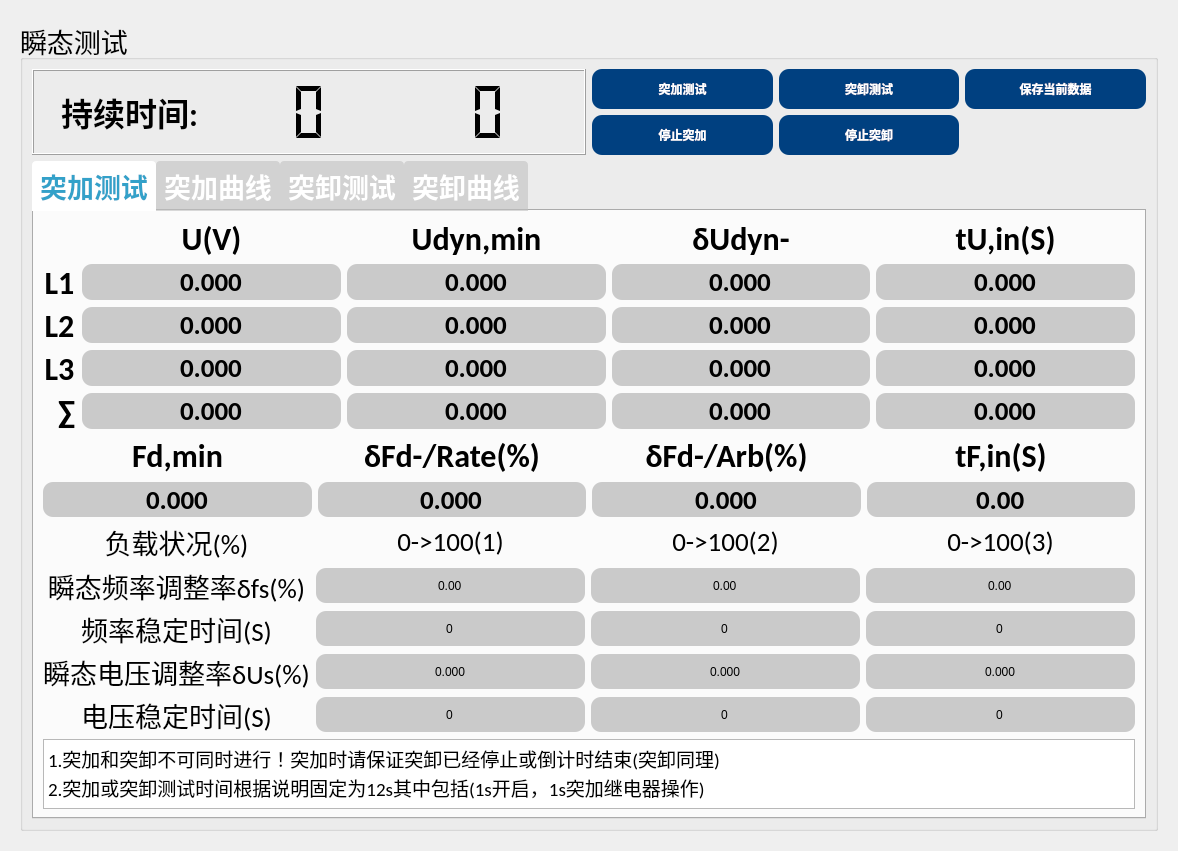
Old version of the form App/Page/page4_stcs.ui in the repository bjc123321/30KWZFDZZJCY.
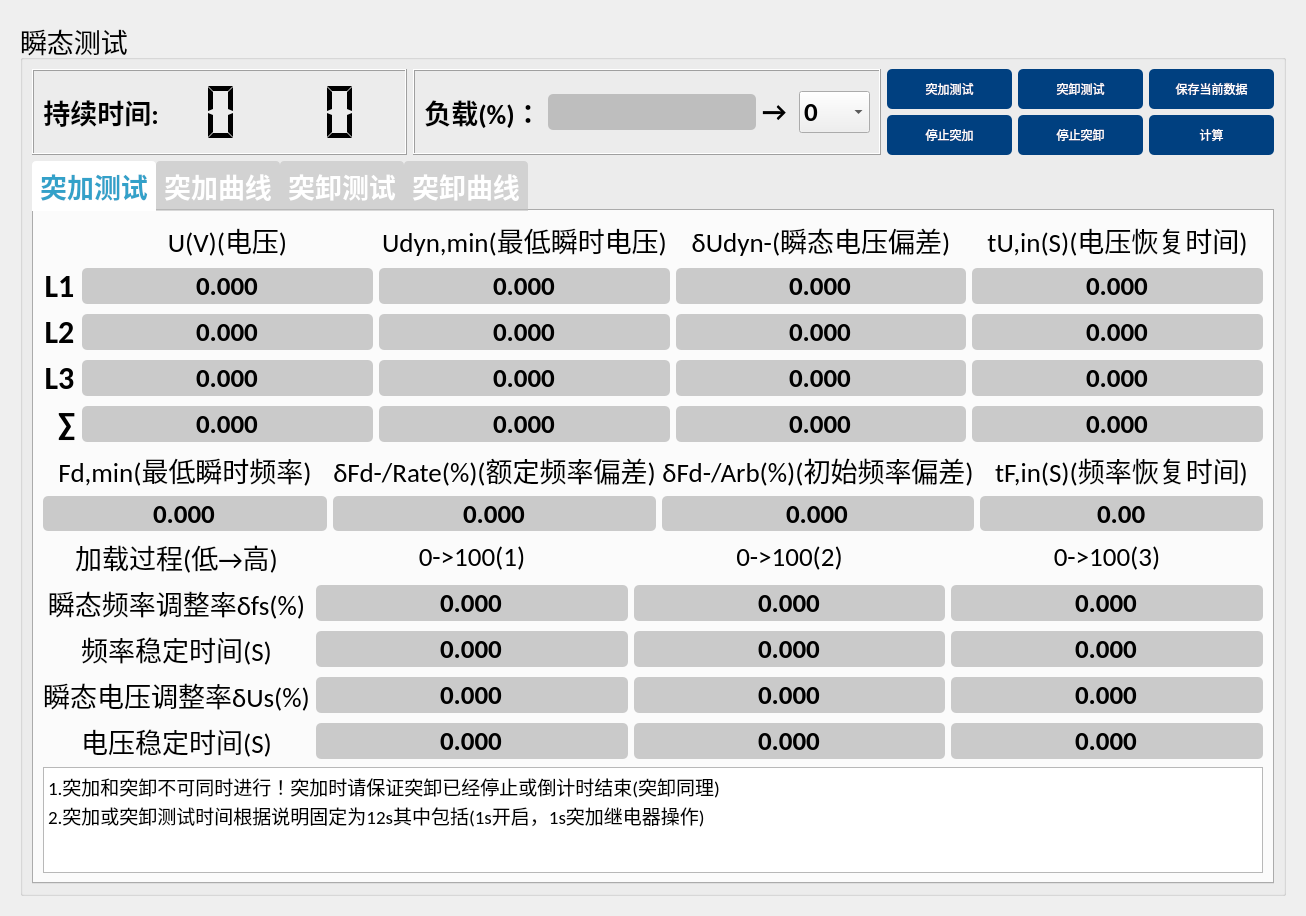
New version of the form. The open tabs and pages were chosen to show the change.

Commit message: 修改稳态和瞬态ui以及导出表格提示成功与失败的提示

```diff
--- a/App/Page/page4_stcs.ui
+++ b/App/Page/page4_stcs.ui
@@ -6,8 +6,8 @@
    <rect>
     <x>0</x>
     <y>0</y>
-    <width>1178</width>
-    <height>851</height>
+    <width>1306</width>
+    <height>916</height>
    </rect>
   </property>
   <property name="font">
@@ -67,32 +67,7 @@
       </font>
      </property>
      <property name="styleSheet">
-      <string notr="true">QPushButton{
-width:120px;
-height:50px;
- background-color: #004080;
-  color: white;
-  border: none;
-  font-weight: bold;
- border-radius: 10px;
-}
-QPushButton:hover {
-	background-color: #0080FF;
-}
-QPushButton:pressed {
-	background-color: #0000FF;
-}
-QLineEdit
-{
-
-border-width:2px;
-border-style:solid;
-background-color: rgba(0, 0, 0, 50);
-border-radius:10px;
-color:black;
-border:none;
-
-}</string>
+      <string notr="true"/>
      </property>
      <layout class="QVBoxLayout" name="verticalLayout_2">
       <item>
@@ -116,13 +91,25 @@
   color: white;
   border: none;
   font: 14pt &quot;Calibri&quot;;
- border-radius: 10px;
+ border-radius: 5px;
 }
 QPushButton:hover {
 	background-color: #0080FF;
 }
 QPushButton:pressed {
 	background-color: #0000FF;
+}
+
+QLineEdit
+{
+
+border-width:2px;
+border-style:solid;
+background-color: rgba(0, 0, 0, 50);
+border-radius:5px;
+color:black;
+border:none;
+
 }</string>
           </property>
           <property name="title">
@@ -140,24 +127,6 @@
                 <enum>QFrame::Raised</enum>
                </property>
                <layout class="QGridLayout" name="gridLayout">
-                <item row="0" column="0">
-                 <widget class="QLabel" name="label_5">
-                  <property name="font">
-                   <font>
-                    <family>Calibri</family>
-                    <pointsize>24</pointsize>
-                    <weight>75</weight>
-                    <bold>true</bold>
-                   </font>
-                  </property>
-                  <property name="text">
-                   <string>持续时间:</string>
-                  </property>
-                  <property name="alignment">
-                   <set>Qt::AlignCenter</set>
-                  </property>
-                 </widget>
-                </item>
                 <item row="0" column="1">
                  <widget class="QLCDNumber" name="lcdNumber">
                   <property name="sizePolicy">
@@ -174,6 +143,10 @@
                   </property>
                   <property name="font">
                    <font>
+                    <family>Calibri</family>
+                    <pointsize>10</pointsize>
+                    <weight>75</weight>
+                    <bold>true</bold>
                     <stylestrategy>PreferDefault</stylestrategy>
                     <kerning>true</kerning>
                    </font>
@@ -223,6 +196,10 @@
                   </property>
                   <property name="font">
                    <font>
+                    <family>Calibri</family>
+                    <pointsize>10</pointsize>
+                    <weight>75</weight>
+                    <bold>true</bold>
                     <stylestrategy>PreferDefault</stylestrategy>
                     <kerning>true</kerning>
                    </font>
@@ -256,12 +233,140 @@
                   </property>
                  </widget>
                 </item>
+                <item row="0" column="0">
+                 <widget class="QLabel" name="label_5">
+                  <property name="font">
+                   <font>
+                    <family>Calibri</family>
+                    <pointsize>20</pointsize>
+                    <weight>75</weight>
+                    <bold>true</bold>
+                   </font>
+                  </property>
+                  <property name="text">
+                   <string>持续时间:</string>
+                  </property>
+                  <property name="alignment">
+                   <set>Qt::AlignCenter</set>
+                  </property>
+                 </widget>
+                </item>
                </layout>
               </widget>
              </item>
             </layout>
            </item>
            <item row="0" column="1">
+            <layout class="QHBoxLayout" name="horizontalLayout_3">
+             <property name="spacing">
+              <number>10</number>
+             </property>
+             <item>
+              <widget class="QFrame" name="frame_2">
+               <property name="frameShape">
+                <enum>QFrame::Box</enum>
+               </property>
+               <property name="frameShadow">
+                <enum>QFrame::Raised</enum>
+               </property>
+               <layout class="QHBoxLayout" name="horizontalLayout_6">
+                <item>
+                 <widget class="QLabel" name="label_58">
+                  <property name="font">
+                   <font>
+                    <family>Calibri</family>
+                    <pointsize>20</pointsize>
+                    <weight>75</weight>
+                    <bold>true</bold>
+                   </font>
+                  </property>
+                  <property name="text">
+                   <string>负载(%)：</string>
+                  </property>
+                  <property name="alignment">
+                   <set>Qt::AlignCenter</set>
+                  </property>
+                 </widget>
+                </item>
+                <item>
+                 <widget class="QLineEdit" name="lineEdit_77">
+                  <property name="sizePolicy">
+                   <sizepolicy hsizetype="Fixed" vsizetype="Fixed">
+                    <horstretch>0</horstretch>
+                    <verstretch>0</verstretch>
+                   </sizepolicy>
+                  </property>
+                  <property name="font">
+                   <font>
+                    <family>Calibri</family>
+                    <pointsize>20</pointsize>
+                    <weight>75</weight>
+                    <bold>true</bold>
+                   </font>
+                  </property>
+                 </widget>
+                </item>
+                <item>
+                 <widget class="QLabel" name="label_60">
+                  <property name="font">
+                   <font>
+                    <family>Calibri</family>
+                    <pointsize>20</pointsize>
+                    <weight>75</weight>
+                    <bold>true</bold>
+                   </font>
+                  </property>
+                  <property name="text">
+                   <string>→ </string>
+                  </property>
+                  <property name="alignment">
+                   <set>Qt::AlignCenter</set>
+                  </property>
+                 </widget>
+                </item>
+                <item>
+                 <widget class="QComboBox" name="comboBox">
+                  <property name="font">
+                   <font>
+                    <family>Calibri</family>
+                    <pointsize>20</pointsize>
+                    <weight>75</weight>
+                    <bold>true</bold>
+                   </font>
+                  </property>
+                  <item>
+                   <property name="text">
+                    <string>0</string>
+                   </property>
+                  </item>
+                  <item>
+                   <property name="text">
+                    <string>25</string>
+                   </property>
+                  </item>
+                  <item>
+                   <property name="text">
+                    <string>50</string>
+                   </property>
+                  </item>
+                  <item>
+                   <property name="text">
+                    <string>75</string>
+                   </property>
+                  </item>
+                  <item>
+                   <property name="text">
+                    <string>100</string>
+                   </property>
+                  </item>
+                 </widget>
+                </item>
+               </layout>
+              </widget>
+             </item>
+            </layout>
+           </item>
+           <item row="0" column="2">
             <layout class="QGridLayout" name="gridLayout_5">
              <item row="0" column="3">
               <widget class="QPushButton" name="pushButton_5">
@@ -277,13 +382,6 @@
                </property>
               </widget>
              </item>
-             <item row="0" column="1">
-              <widget class="QPushButton" name="pushButton">
-               <property name="text">
-                <string>突加测试</string>
-               </property>
-              </widget>
-             </item>
              <item row="0" column="2">
               <widget class="QPushButton" name="pushButton_3">
                <property name="text">
@@ -298,9 +396,23 @@
                </property>
               </widget>
              </item>
+             <item row="0" column="1">
+              <widget class="QPushButton" name="pushButton">
+               <property name="text">
+                <string>突加测试</string>
+               </property>
+              </widget>
+             </item>
+             <item row="1" column="3">
+              <widget class="QPushButton" name="pushButton_6">
+               <property name="text">
+                <string>计算</string>
+               </property>
+              </widget>
+             </item>
             </layout>
            </item>
-           <item row="1" column="0" colspan="2">
+           <item row="1" column="0" colspan="3">
             <layout class="QHBoxLayout" name="horizontalLayout_5">
              <item>
               <widget class="QTabWidget" name="tabWidget">
@@ -313,7 +425,7 @@
                 </font>
                </property>
                <property name="currentIndex">
-                <number>1</number>
+                <number>0</number>
                </property>
                <widget class="QWidget" name="tab">
                 <attribute name="title">
@@ -603,13 +715,13 @@
                      <property name="font">
                       <font>
                        <family>Calibri</family>
-                       <pointsize>24</pointsize>
-                       <weight>75</weight>
-                       <bold>true</bold>
+                       <pointsize>20</pointsize>
+                       <weight>50</weight>
+                       <bold>false</bold>
                       </font>
                      </property>
                      <property name="text">
-                      <string>tU,in(S)</string>
+                      <string>tU,in(S)(电压恢复时间)</string>
                      </property>
                      <property name="alignment">
                       <set>Qt::AlignCenter</set>
@@ -621,13 +733,13 @@
                      <property name="font">
                       <font>
                        <family>Calibri</family>
-                       <pointsize>24</pointsize>
-                       <weight>75</weight>
-                       <bold>true</bold>
+                       <pointsize>20</pointsize>
+                       <weight>50</weight>
+                       <bold>false</bold>
                       </font>
                      </property>
                      <property name="text">
-                      <string>Udyn,min</string>
+                      <string>Udyn,min(最低瞬时电压)</string>
                      </property>
                      <property name="alignment">
                       <set>Qt::AlignCenter</set>
@@ -729,13 +841,13 @@
                      <property name="font">
                       <font>
                        <family>Calibri</family>
-                       <pointsize>24</pointsize>
-                       <weight>75</weight>
-                       <bold>true</bold>
+                       <pointsize>20</pointsize>
+                       <weight>50</weight>
+                       <bold>false</bold>
                       </font>
                      </property>
                      <property name="text">
-                      <string>U(V)</string>
+                      <string>U(V)(电压)</string>
                      </property>
                      <property name="alignment">
                       <set>Qt::AlignCenter</set>
@@ -747,13 +859,13 @@
                      <property name="font">
                       <font>
                        <family>Calibri</family>
-                       <pointsize>24</pointsize>
-                       <weight>75</weight>
-                       <bold>true</bold>
+                       <pointsize>20</pointsize>
+                       <weight>50</weight>
+                       <bold>false</bold>
                       </font>
                      </property>
                      <property name="text">
-                      <string>δUdyn-</string>
+                      <string>δUdyn-(瞬态电压偏差)</string>
                      </property>
                      <property name="alignment">
                       <set>Qt::AlignCenter</set>
@@ -862,13 +974,13 @@
                      <property name="font">
                       <font>
                        <family>Calibri</family>
-                       <pointsize>24</pointsize>
-                       <weight>75</weight>
-                       <bold>true</bold>
+                       <pointsize>20</pointsize>
+                       <weight>50</weight>
+                       <bold>false</bold>
                       </font>
                      </property>
                      <property name="text">
-                      <string>tF,in(S)</string>
+                      <string>tF,in(S)(频率恢复时间)</string>
                      </property>
                      <property name="alignment">
                       <set>Qt::AlignCenter</set>
@@ -880,13 +992,13 @@
                      <property name="font">
                       <font>
                        <family>Calibri</family>
-                       <pointsize>24</pointsize>
-                       <weight>75</weight>
-                       <bold>true</bold>
+                       <pointsize>20</pointsize>
+                       <weight>50</weight>
+                       <bold>false</bold>
                       </font>
                      </property>
                      <property name="text">
-                      <string>δFd-/Arb(%)</string>
+                      <string>δFd-/Arb(%)(初始频率偏差)</string>
                      </property>
                      <property name="alignment">
                       <set>Qt::AlignCenter</set>
@@ -898,13 +1010,13 @@
                      <property name="font">
                       <font>
                        <family>Calibri</family>
-                       <pointsize>24</pointsize>
-                       <weight>75</weight>
-                       <bold>true</bold>
+                       <pointsize>20</pointsize>
+                       <weight>50</weight>
+                       <bold>false</bold>
                       </font>
                      </property>
                      <property name="text">
-                      <string>δFd-/Rate(%)</string>
+                      <string>δFd-/Rate(%)(额定频率偏差)</string>
                      </property>
                      <property name="alignment">
                       <set>Qt::AlignCenter</set>
@@ -916,13 +1028,13 @@
                      <property name="font">
                       <font>
                        <family>Calibri</family>
-                       <pointsize>24</pointsize>
-                       <weight>75</weight>
-                       <bold>true</bold>
+                       <pointsize>20</pointsize>
+                       <weight>50</weight>
+                       <bold>false</bold>
                       </font>
                      </property>
                      <property name="text">
-                      <string>Fd,min</string>
+                      <string>Fd,min(最低瞬时频率)</string>
                      </property>
                      <property name="alignment">
                       <set>Qt::AlignCenter</set>
@@ -1029,46 +1141,24 @@
                  </item>
                  <item row="2" column="0">
                   <layout class="QGridLayout" name="gridLayout_13">
-                   <item row="1" column="1">
-                    <widget class="QLineEdit" name="lineEdit_53">
-                     <property name="minimumSize">
-                      <size>
-                       <width>150</width>
-                       <height>35</height>
-                      </size>
+                   <item row="0" column="3">
+                    <widget class="QLabel" name="label_49">
+                     <property name="font">
+                      <font>
+                       <family>Calibri</family>
+                       <pointsize>20</pointsize>
+                      </font>
                      </property>
                      <property name="text">
-                      <string>0.00</string>
+                      <string>0-&gt;100(3)</string>
                      </property>
                      <property name="alignment">
                       <set>Qt::AlignCenter</set>
                      </property>
-                     <property name="readOnly">
-                      <bool>true</bool>
-                     </property>
                     </widget>
                    </item>
-                   <item row="4" column="1">
-                    <widget class="QLineEdit" name="lineEdit_58">
-                     <property name="minimumSize">
-                      <size>
-                       <width>150</width>
-                       <height>35</height>
-                      </size>
-                     </property>
-                     <property name="text">
-                      <string>0</string>
-                     </property>
-                     <property name="alignment">
-                      <set>Qt::AlignCenter</set>
-                     </property>
-                     <property name="readOnly">
-                      <bool>true</bool>
-                     </property>
-                    </widget>
-                   </item>
-                   <item row="0" column="0">
-                    <widget class="QLabel" name="label_42">
+                   <item row="0" column="2">
+                    <widget class="QLabel" name="label_44">
                      <property name="font">
                       <font>
                        <family>Calibri</family>
@@ -1076,32 +1166,13 @@
                       </font>
                      </property>
                      <property name="text">
-                      <string>负载状况(%)</string>
+                      <string>0-&gt;100(2)</string>
                      </property>
                      <property name="alignment">
                       <set>Qt::AlignCenter</set>
                      </property>
                     </widget>
                    </item>
-                   <item row="4" column="2">
-                    <widget class="QLineEdit" name="lineEdit_60">
-                     <property name="minimumSize">
-                      <size>
-                       <width>150</width>
-                       <height>35</height>
-                      </size>
-                     </property>
-                     <property name="text">
-                      <string>0</string>
-                     </property>
-                     <property name="alignment">
-                      <set>Qt::AlignCenter</set>
-                     </property>
-                     <property name="readOnly">
-                      <bool>true</bool>
-                     </property>
-                    </widget>
-                   </item>
                    <item row="2" column="0">
                     <widget class="QLabel" name="label_47">
                      <property name="font">
@@ -1118,25 +1189,6 @@
                      </property>
                     </widget>
                    </item>
-                   <item row="3" column="1">
-                    <widget class="QLineEdit" name="lineEdit_55">
-                     <property name="minimumSize">
-                      <size>
-                       <width>150</width>
-                       <height>35</height>
-                      </size>
-                     </property>
-                     <property name="text">
-                      <string>0.000</string>
-                     </property>
-                     <property name="alignment">
-                      <set>Qt::AlignCenter</set>
-                     </property>
-                     <property name="readOnly">
-                      <bool>true</bool>
-                     </property>
-                    </widget>
-                   </item>
                    <item row="3" column="0">
                     <widget class="QLabel" name="label_46">
                      <property name="font">
@@ -1153,46 +1205,8 @@
                      </property>
                     </widget>
                    </item>
-                   <item row="2" column="1">
-                    <widget class="QLineEdit" name="lineEdit_57">
-                     <property name="minimumSize">
-                      <size>
-                       <width>150</width>
-                       <height>35</height>
-                      </size>
-                     </property>
-                     <property name="text">
-                      <string>0</string>
-                     </property>
-                     <property name="alignment">
-                      <set>Qt::AlignCenter</set>
-                     </property>
-                     <property name="readOnly">
-                      <bool>true</bool>
-                     </property>
-                    </widget>
-                   </item>
-                   <item row="2" column="2">
-                    <widget class="QLineEdit" name="lineEdit_59">
-                     <property name="minimumSize">
-                      <size>
-                       <width>150</width>
-                       <height>35</height>
-                      </size>
-                     </property>
-                     <property name="text">
-                      <string>0</string>
-                     </property>
-                     <property name="alignment">
-                      <set>Qt::AlignCenter</set>
-                     </property>
-                     <property name="readOnly">
-                      <bool>true</bool>
-                     </property>
-                    </widget>
-                   </item>
-                   <item row="1" column="0">
-                    <widget class="QLabel" name="label_45">
+                   <item row="4" column="0">
+                    <widget class="QLabel" name="label_48">
                      <property name="font">
                       <font>
                        <family>Calibri</family>
@@ -1200,42 +1214,7 @@
                       </font>
                      </property>
                      <property name="text">
-                      <string>瞬态频率调整率δfs(%)</string>
-                     </property>
-                     <property name="alignment">
-                      <set>Qt::AlignCenter</set>
-                     </property>
-                    </widget>
-                   </item>
-                   <item row="1" column="2">
-                    <widget class="QLineEdit" name="lineEdit_54">
-                     <property name="minimumSize">
-                      <size>
-                       <width>150</width>
-                       <height>35</height>
-                      </size>
-                     </property>
-                     <property name="text">
-                      <string>0.00</string>
-                     </property>
-                     <property name="alignment">
-                      <set>Qt::AlignCenter</set>
-                     </property>
-                     <property name="readOnly">
-                      <bool>true</bool>
-                     </property>
-                    </widget>
-                   </item>
-                   <item row="0" column="2">
-                    <widget class="QLabel" name="label_44">
-                     <property name="font">
-                      <font>
-                       <family>Calibri</family>
-                       <pointsize>20</pointsize>
-                      </font>
-                     </property>
-                     <property name="text">
-                      <string>0-&gt;100(2)</string>
+                      <string>电压稳定时间(S)</string>
                      </property>
                      <property name="alignment">
                       <set>Qt::AlignCenter</set>
@@ -1258,7 +1237,31 @@
                      </property>
                     </widget>
                    </item>
-                   <item row="3" column="2">
+                   <item row="2" column="1">
+                    <widget class="QLineEdit" name="lineEdit_54">
+                     <property name="minimumSize">
+                      <size>
+                       <width>150</width>
+                       <height>35</height>
+                      </size>
+                     </property>
+                     <property name="font">
+                      <font>
+                       <family>Calibri</family>
+                       <pointsize>20</pointsize>
+                       <weight>75</weight>
+                       <bold>true</bold>
+                      </font>
+                     </property>
+                     <property name="text">
+                      <string>0.000</string>
+                     </property>
+                     <property name="alignment">
+                      <set>Qt::AlignCenter</set>
+                     </property>
+                    </widget>
+                   </item>
+                   <item row="4" column="1">
                     <widget class="QLineEdit" name="lineEdit_56">
                      <property name="minimumSize">
                       <size>
@@ -1266,35 +1269,64 @@
                        <height>35</height>
                       </size>
                      </property>
+                     <property name="font">
+                      <font>
+                       <family>Calibri</family>
+                       <pointsize>20</pointsize>
+                       <weight>75</weight>
+                       <bold>true</bold>
+                      </font>
+                     </property>
                      <property name="text">
                       <string>0.000</string>
                      </property>
                      <property name="alignment">
                       <set>Qt::AlignCenter</set>
                      </property>
-                     <property name="readOnly">
-                      <bool>true</bool>
+                    </widget>
+                   </item>
+                   <item row="0" column="0">
+                    <widget class="QLabel" name="label_42">
+                     <property name="font">
+                      <font>
+                       <family>Calibri</family>
+                       <pointsize>20</pointsize>
+                      </font>
                      </property>
+                     <property name="text">
+                      <string>加载过程(低→高)</string>
+                     </property>
+                     <property name="alignment">
+                      <set>Qt::AlignCenter</set>
+                     </property>
                     </widget>
                    </item>
-                   <item row="4" column="0">
-                    <widget class="QLabel" name="label_48">
+                   <item row="1" column="1">
+                    <widget class="QLineEdit" name="lineEdit_53">
+                     <property name="minimumSize">
+                      <size>
+                       <width>150</width>
+                       <height>35</height>
+                      </size>
+                     </property>
                      <property name="font">
                       <font>
                        <family>Calibri</family>
                        <pointsize>20</pointsize>
+                       <weight>75</weight>
+                       <bold>true</bold>
                       </font>
                      </property>
                      <property name="text">
-                      <string>电压稳定时间(S)</string>
+                      <string>0.000</string>
                      </property>
                      <property name="alignment">
                       <set>Qt::AlignCenter</set>
                      </property>
                     </widget>
                    </item>
-                   <item row="0" column="3">
-                    <widget class="QLabel" name="label_49">
+                   <item row="1" column="0">
+                    <widget class="QLabel" name="label_45">
                      <property name="font">
                       <font>
                        <family>Calibri</family>
@@ -1302,7 +1334,55 @@
                       </font>
                      </property>
                      <property name="text">
-                      <string>0-&gt;100(3)</string>
+                      <string>瞬态频率调整率δfs(%)</string>
+                     </property>
+                     <property name="alignment">
+                      <set>Qt::AlignCenter</set>
+                     </property>
+                    </widget>
+                   </item>
+                   <item row="3" column="1">
+                    <widget class="QLineEdit" name="lineEdit_55">
+                     <property name="minimumSize">
+                      <size>
+                       <width>150</width>
+                       <height>35</height>
+                      </size>
+                     </property>
+                     <property name="font">
+                      <font>
+                       <family>Calibri</family>
+                       <pointsize>20</pointsize>
+                       <weight>75</weight>
+                       <bold>true</bold>
+                      </font>
+                     </property>
+                     <property name="text">
+                      <string>0.000</string>
+                     </property>
+                     <property name="alignment">
+                      <set>Qt::AlignCenter</set>
+                     </property>
+                    </widget>
+                   </item>
+                   <item row="1" column="2">
+                    <widget class="QLineEdit" name="lineEdit_57">
+                     <property name="minimumSize">
+                      <size>
+                       <width>150</width>
+                       <height>35</height>
+                      </size>
+                     </property>
+                     <property name="font">
+                      <font>
+                       <family>Calibri</family>
+                       <pointsize>20</pointsize>
+                       <weight>75</weight>
+                       <bold>true</bold>
+                      </font>
+                     </property>
+                     <property name="text">
+                      <string>0.000</string>
                      </property>
                      <property name="alignment">
                       <set>Qt::AlignCenter</set>
@@ -1310,6 +1390,78 @@
                     </widget>
                    </item>
                    <item row="1" column="3">
+                    <widget class="QLineEdit" name="lineEdit_58">
+                     <property name="minimumSize">
+                      <size>
+                       <width>150</width>
+                       <height>35</height>
+                      </size>
+                     </property>
+                     <property name="font">
+                      <font>
+                       <family>Calibri</family>
+                       <pointsize>20</pointsize>
+                       <weight>75</weight>
+                       <bold>true</bold>
+                      </font>
+                     </property>
+                     <property name="text">
+                      <string>0.000</string>
+                     </property>
+                     <property name="alignment">
+                      <set>Qt::AlignCenter</set>
+                     </property>
+                    </widget>
+                   </item>
+                   <item row="2" column="2">
+                    <widget class="QLineEdit" name="lineEdit_59">
+                     <property name="minimumSize">
+                      <size>
+                       <width>150</width>
+                       <height>35</height>
+                      </size>
+                     </property>
+                     <property name="font">
+                      <font>
+                       <family>Calibri</family>
+                       <pointsize>20</pointsize>
+                       <weight>75</weight>
+                       <bold>true</bold>
+                      </font>
+                     </property>
+                     <property name="text">
+                      <string>0.000</string>
+                     </property>
+                     <property name="alignment">
+                      <set>Qt::AlignCenter</set>
+                     </property>
+                    </widget>
+                   </item>
+                   <item row="3" column="2">
+                    <widget class="QLineEdit" name="lineEdit_60">
+                     <property name="minimumSize">
+                      <size>
+                       <width>150</width>
+                       <height>35</height>
+                      </size>
+                     </property>
+                     <property name="font">
+                      <font>
+                       <family>Calibri</family>
+                       <pointsize>20</pointsize>
+                       <weight>75</weight>
+                       <bold>true</bold>
+                      </font>
+                     </property>
+                     <property name="text">
+                      <string>0.000</string>
+                     </property>
+                     <property name="alignment">
+                      <set>Qt::AlignCenter</set>
+                     </property>
+                    </widget>
+                   </item>
+                   <item row="4" column="2">
                     <widget class="QLineEdit" name="lineEdit_61">
                      <property name="minimumSize">
                       <size>
@@ -1317,15 +1469,20 @@
                        <height>35</height>
                       </size>
                      </property>
+                     <property name="font">
+                      <font>
+                       <family>Calibri</family>
+                       <pointsize>20</pointsize>
+                       <weight>75</weight>
+                       <bold>true</bold>
+                      </font>
+                     </property>
                      <property name="text">
-                      <string>0.00</string>
+                      <string>0.000</string>
                      </property>
                      <property name="alignment">
                       <set>Qt::AlignCenter</set>
                      </property>
-                     <property name="readOnly">
-                      <bool>true</bool>
-                     </property>
                     </widget>
                    </item>
                    <item row="2" column="3">
@@ -1336,15 +1493,20 @@
                        <height>35</height>
                       </size>
                      </property>
+                     <property name="font">
+                      <font>
+                       <family>Calibri</family>
+                       <pointsize>20</pointsize>
+                       <weight>75</weight>
+                       <bold>true</bold>
+                      </font>
+                     </property>
                      <property name="text">
-                      <string>0</string>
+                      <string>0.000</string>
                      </property>
                      <property name="alignment">
                       <set>Qt::AlignCenter</set>
                      </property>
-                     <property name="readOnly">
-                      <bool>true</bool>
-                     </property>
                     </widget>
                    </item>
                    <item row="3" column="3">
@@ -1355,15 +1517,20 @@
                        <height>35</height>
                       </size>
                      </property>
+                     <property name="font">
+                      <font>
+                       <family>Calibri</family>
+                       <pointsize>20</pointsize>
+                       <weight>75</weight>
+                       <bold>true</bold>
+                      </font>
+                     </property>
                      <property name="text">
                       <string>0.000</string>
                      </property>
                      <property name="alignment">
                       <set>Qt::AlignCenter</set>
                      </property>
-                     <property name="readOnly">
-                      <bool>true</bool>
-                     </property>
                     </widget>
                    </item>
                    <item row="4" column="3">
@@ -1374,15 +1541,20 @@
                        <height>35</height>
                       </size>
                      </property>
+                     <property name="font">
+                      <font>
+                       <family>Calibri</family>
+                       <pointsize>20</pointsize>
+                       <weight>75</weight>
+                       <bold>true</bold>
+                      </font>
+                     </property>
                      <property name="text">
-                      <string>0</string>
+                      <string>0.000</string>
                      </property>
                      <property name="alignment">
                       <set>Qt::AlignCenter</set>
                      </property>
-                     <property name="readOnly">
-                      <bool>true</bool>
-                     </property>
                     </widget>
                    </item>
                   </layout>
@@ -2439,7 +2611,7 @@
                       </font>
                      </property>
                      <property name="text">
-                      <string>负载状况(%)</string>
+                      <string>加载过程(高→低)</string>
                      </property>
                      <property name="alignment">
                       <set>Qt::AlignCenter</set>
```
The commit also changes 11 other files.
